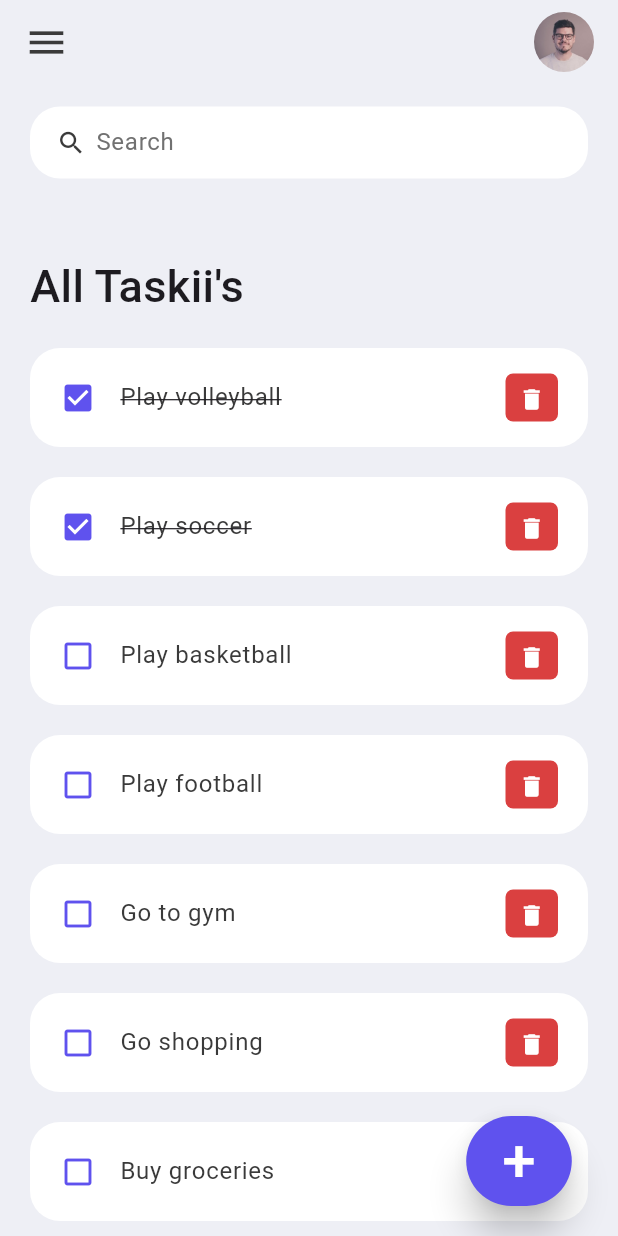
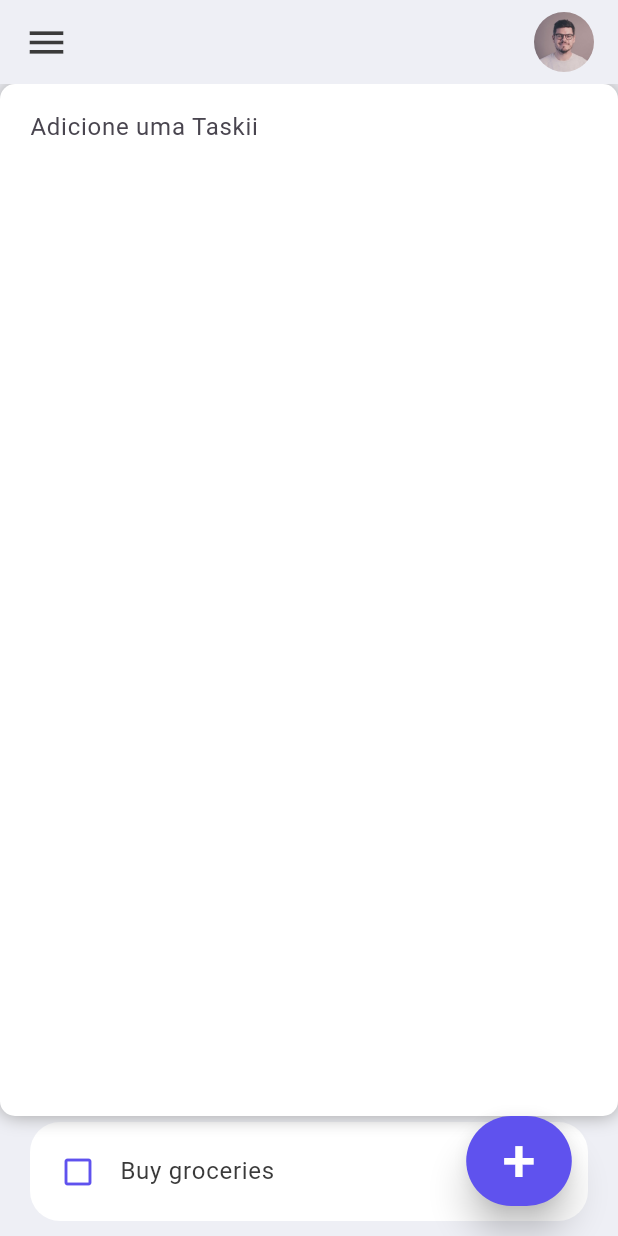
Before and after one commit to arturhrymalak1/Taskii, a Flutter app: the screen it shows after launch, on a phone screen of 412 x 824 dp. Run offline on Flutter 3.47's test engine with Material 3 defaults, Android fonts, the phone set to English and light mode, and no system bars.

Commit message:
db add and fixes

```diff
--- a/lib/screens/home.dart
+++ b/lib/screens/home.dart
@@ -1,5 +1,4 @@
 import 'package:flutter/material.dart';
-import 'package:taskii/screens/new_taskii.dart';
 import '../model/todo.dart';
 import '../constrants/colors.dart';
 import '../widgets/todo_item.dart';
@@ -63,15 +62,27 @@ class _HomeState extends State<Home> {
             ),
           ),
           Align(
-            alignment: Alignment.bottomRight,
+            alignment: Alignment.bottomCenter,
             child: Column(children: [
               Expanded(
                 child: Container(
-                  margin: EdgeInsets.only(
-                    bottom: 20,
-                    left: 20,
+                  padding: EdgeInsets.symmetric(horizontal: 20, vertical: 5),
+                  decoration: BoxDecoration(
+                    color:  Colors.white,
+                    boxShadow: const [BoxShadow(
+                      color: Colors.grey,
+                      offset: Offset(0.0, 0.0),
+                      blurRadius: 10.0,
+                      spreadRadius: 0.0,
+                      ),],
+                      borderRadius: BorderRadius.circular(10),
                   ),
-                  padding: EdgeInsets.only(bottom: 5),
+                  child: TextField(
+                    decoration: InputDecoration(
+                      hintText: 'Adicione uma Taskii',
+                      border: InputBorder.none,
+                    ),
+                  ),
                 ),
               ),
               Container(
@@ -84,12 +95,7 @@ class _HomeState extends State<Home> {
                       color: Colors.white,
                     ),
                   ),
-                  onPressed: () {
-                    Navigator.push(
-                      context,
-                      MaterialPageRoute(builder: (context) => const Newtask()),
-                    );
-                  },
+                  onPressed: () {},
                   style: ElevatedButton.styleFrom(
                     backgroundColor: tdBlue,
                     minimumSize: Size(60, 60),
```
Also changed, not shown: lib/db/db_service.dart (added, +15 -0 lines), lib/screens/new_taskii.dart (deleted, +0 -122 lines).
